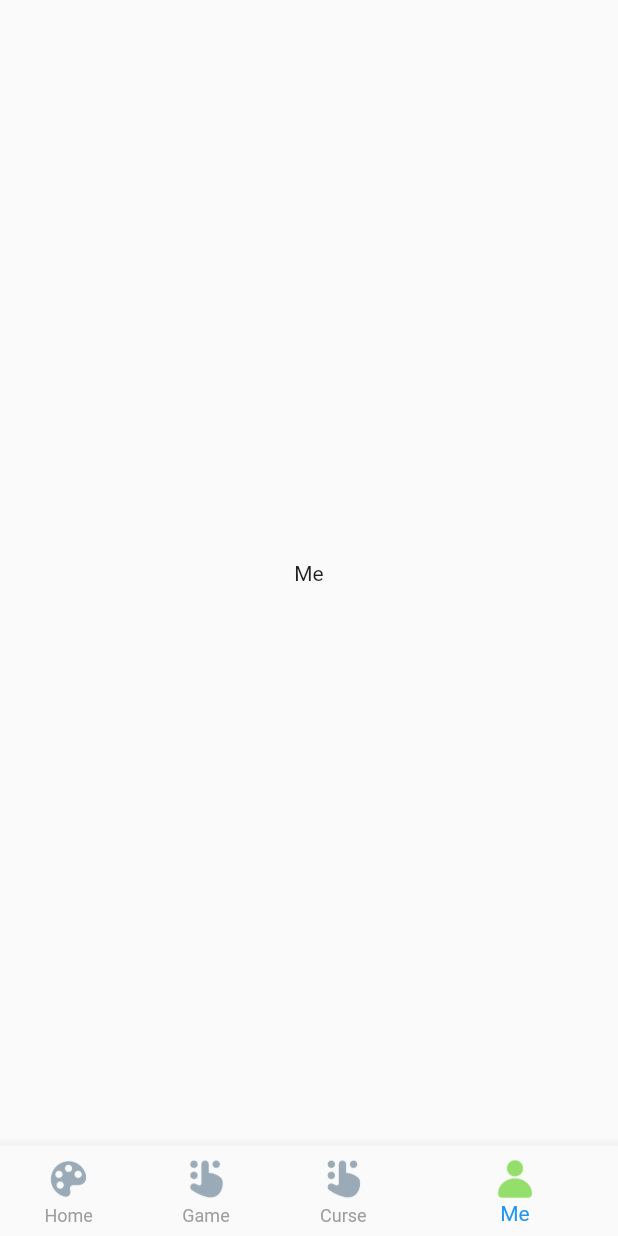
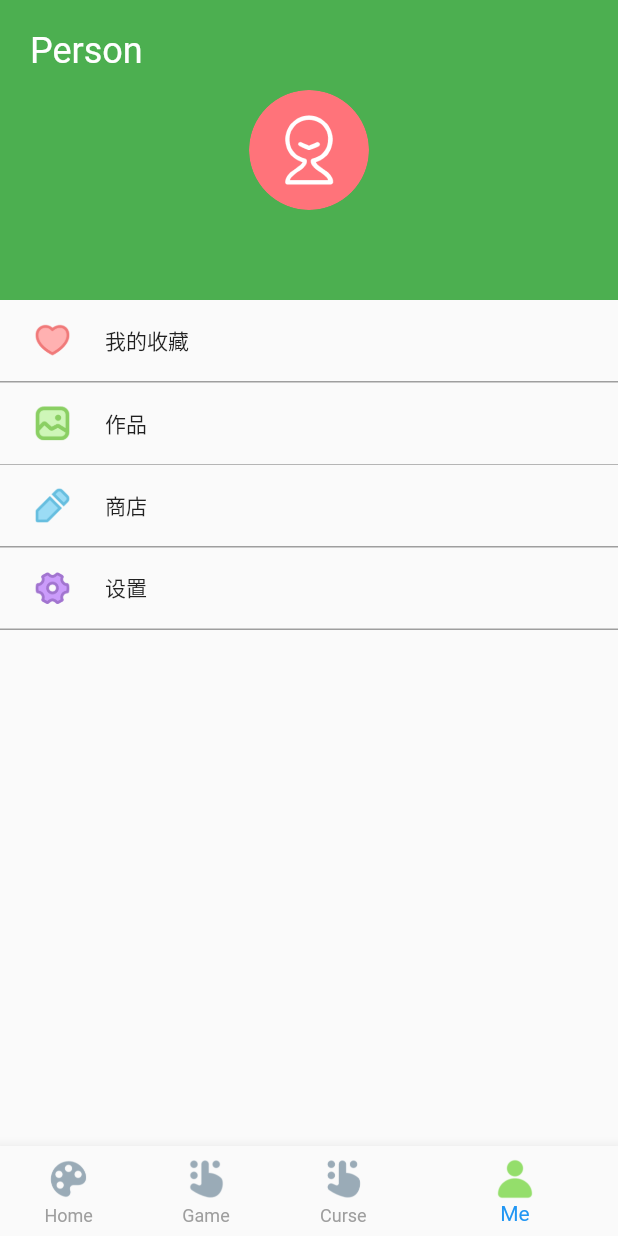
Before and after one commit to WNervous/flutter_project_practice, a Flutter app: the screen it shows after launch, item 4 of the bottom bar chosen, on a phone screen of 412 x 824 dp. Run offline on Flutter 3.47's test engine with Material 2 defaults, Android fonts, the phone set to English and light mode, and no system bars; network calls fail; statements that could not run were skipped.

Commit message:
persional page

```diff
--- a/lib/routes/person_page.dart
+++ b/lib/routes/person_page.dart
@@ -1,4 +1,5 @@
 import 'package:flutter/cupertino.dart';
+import 'package:flutter/material.dart';
 
 class PersonPage extends StatefulWidget {
   PersonPage({Key key}) : super(key: key);
@@ -8,10 +9,152 @@ class PersonPage extends StatefulWidget {
 }
 
 class _PersonPageState extends State<PersonPage> {
+  List<PersonItem> items = [];
+
+  @override
+  void initState() {
+    items.add(
+        PersonItem(name: "收藏", image: Image.asset("imgs/ic_favourites.png")));
+    items
+        .add(PersonItem(name: "我的作品", image: Image.asset("imgs/ic_works.png")));
+    items.add(
+        PersonItem(name: "商店", image: Image.asset("imgs/ic_inttegral.png")));
+    items.add(PersonItem(name: "设置", image: Image.asset("imgs/ic_seting.png")));
+    super.initState();
+  }
+
   @override
   Widget build(BuildContext context) {
-    return Center(
-      child: Text("Me"),
+    return Column(
+      children: <Widget>[
+        Stack(
+          children: <Widget>[
+            Container(
+              height: 200,
+              color: Colors.green,
+              child: Center(
+                child: ClipOval(
+                  child: Image.asset(
+                    "imgs/ic_person.png",
+                    width: 80,
+                    height: 80,
+                  ),
+                ),
+              ),
+            ),
+            Positioned(
+              left: 20,
+              top: 20,
+              child: Text(
+                "Person",
+                style: TextStyle(color: Colors.white, fontSize: 24),
+              ),
+            )
+          ],
+        ),
+        Container(
+          height: 55,
+          padding: EdgeInsets.only(left: 20),
+          decoration: BoxDecoration(
+              border: Border(
+                  bottom: BorderSide(width: 1.0, color: Colors.grey[500]))),
+          child: Row(
+            children: <Widget>[
+              Image.asset(
+                "imgs/ic_favourites.png",
+                height: 30,
+                width: 30,
+              ),
+              Padding(
+                padding: EdgeInsets.only(left: 20),
+                child: Text(
+                  "我的收藏",
+                ),
+              )
+            ],
+          ),
+        ),
+        Container(
+          height: 55,
+          padding: EdgeInsets.only(left: 20),
+          decoration: BoxDecoration(
+              border: Border(
+                  bottom: BorderSide(width: 0.5, color: Colors.grey[500]))),
+          child: Row(
+            children: <Widget>[
+              Image.asset(
+                "imgs/ic_works.png",
+                height: 30,
+                width: 30,
+              ),
+              Padding(
+                padding: EdgeInsets.only(left: 20),
+                child: Text(
+                  "作品",
+                ),
+              )
+            ],
+          ),
+        ),
+        Container(
+          height: 55,
+          padding: EdgeInsets.only(left: 20),
+          decoration: BoxDecoration(
+              border: Border(
+                  bottom: BorderSide(width: 1.0, color: Colors.grey[500]))),
+          child: Row(
+            children: <Widget>[
+              Image.asset(
+                "imgs/ic_integral.png",
+                height: 30,
+                width: 30,
+              ),
+              Padding(
+                padding: EdgeInsets.only(left: 20),
+                child: Text(
+                  "商店",
+                ),
+              )
+            ],
+          ),
+        ),
+        Container(
+          height: 55,
+          padding: EdgeInsets.only(left: 20),
+          decoration: BoxDecoration(
+              border: Border(
+                  bottom: BorderSide(width: 1.0, color: Colors.grey[500]))),
+          child: Row(
+            children: <Widget>[
+              Image.asset(
+                "imgs/ic_seting.png",
+                height: 30,
+                width: 30,
+              ),
+              Padding(
+                padding: EdgeInsets.only(left: 20),
+                child: Text(
+                  "设置",
+                ),
+              )
+//        Container(
+//          padding: EdgeInsets.only(left: 20),
+//          child: Text(
+//            "设置",
+//          ),
+//        )
+            ],
+          ),
+        ),
+        Padding(padding: EdgeInsets.only(left: 30))
+      ],
     );
   }
 }
+
+class PersonItem {
+  String name;
+  Image image;
+
+  PersonItem({this.name, this.image});
+}
--- a/pubspec.yaml
+++ b/pubspec.yaml
@@ -58,6 +58,11 @@ flutter:
     - imgs/ic_me.png
     - imgs/ic_me_unselect.png
     - imgs/bg_star_us.jpg
+    - imgs/ic_person.png
+    - imgs/ic_favourites.png
+    - imgs/ic_works.png
+    - imgs/ic_seting.png
+    - imgs/ic_integral.png
 
   # An image asset can refer to one or more resolution-specific "variants", see
   # https://flutter.dev/assets-and-images/#resolution-aware.
```
Also changed, not shown: imgs/ic_favourites.png (added), imgs/ic_integral.png (added), imgs/ic_person.png (added), imgs/ic_seting.png (added), imgs/ic_works.png (added).
